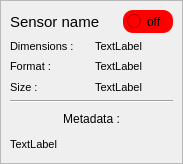
First picture: the form in applications/viewer/libViewer/FormSensorView.ui, repository T-PLAY/hub, before the edit.
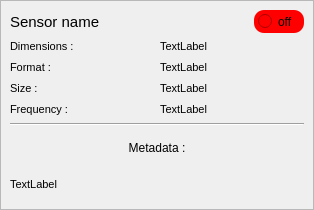
Second picture: the form after the edit.

Commit message: update stream view

Patch:
```diff
--- a/applications/viewer/libViewer/FormSensorView.ui
+++ b/applications/viewer/libViewer/FormSensorView.ui
@@ -6,8 +6,8 @@
    <rect>
     <x>0</x>
     <y>0</y>
-    <width>183</width>
-    <height>164</height>
+    <width>314</width>
+    <height>210</height>
    </rect>
   </property>
   <property name="minimumSize">
@@ -186,6 +186,18 @@
             </property>
            </widget>
           </item>
+          <item>
+           <widget class="QLabel" name="label_4">
+            <property name="font">
+             <font>
+              <pointsize>8</pointsize>
+             </font>
+            </property>
+            <property name="text">
+             <string>Frequency :</string>
+            </property>
+           </widget>
+          </item>
          </layout>
         </item>
         <item>
@@ -226,6 +238,18 @@
             </property>
            </widget>
           </item>
+          <item>
+           <widget class="QLabel" name="label_frequency">
+            <property name="font">
+             <font>
+              <pointsize>8</pointsize>
+             </font>
+            </property>
+            <property name="text">
+             <string>TextLabel</string>
+            </property>
+           </widget>
+          </item>
          </layout>
         </item>
        </layout>
```
The commit also changes 16 other files.
